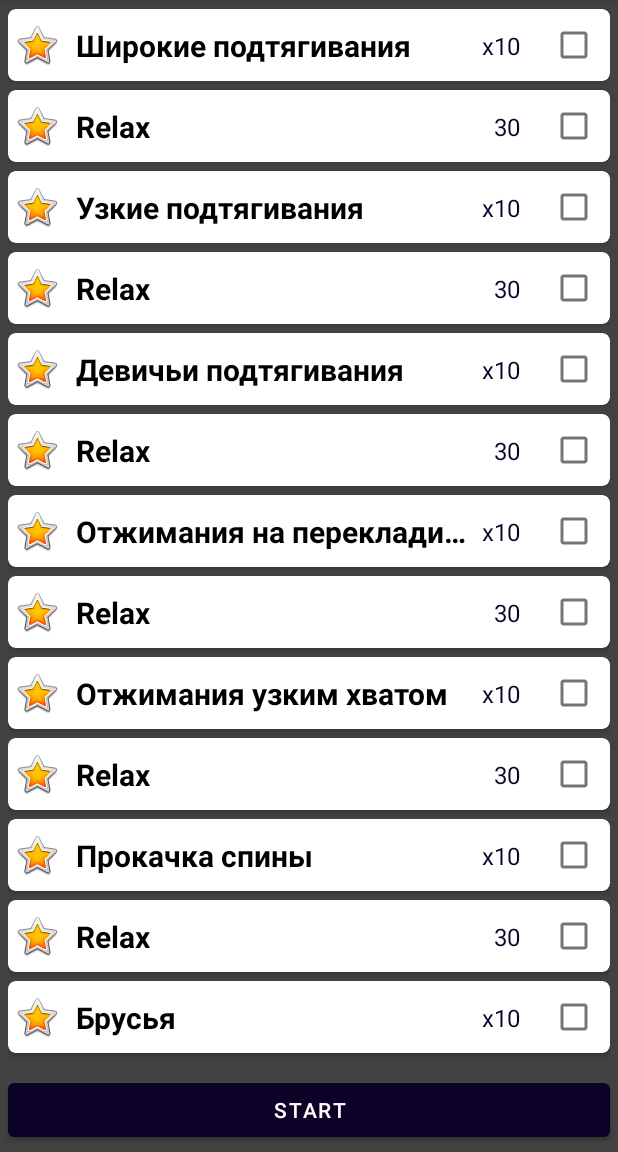
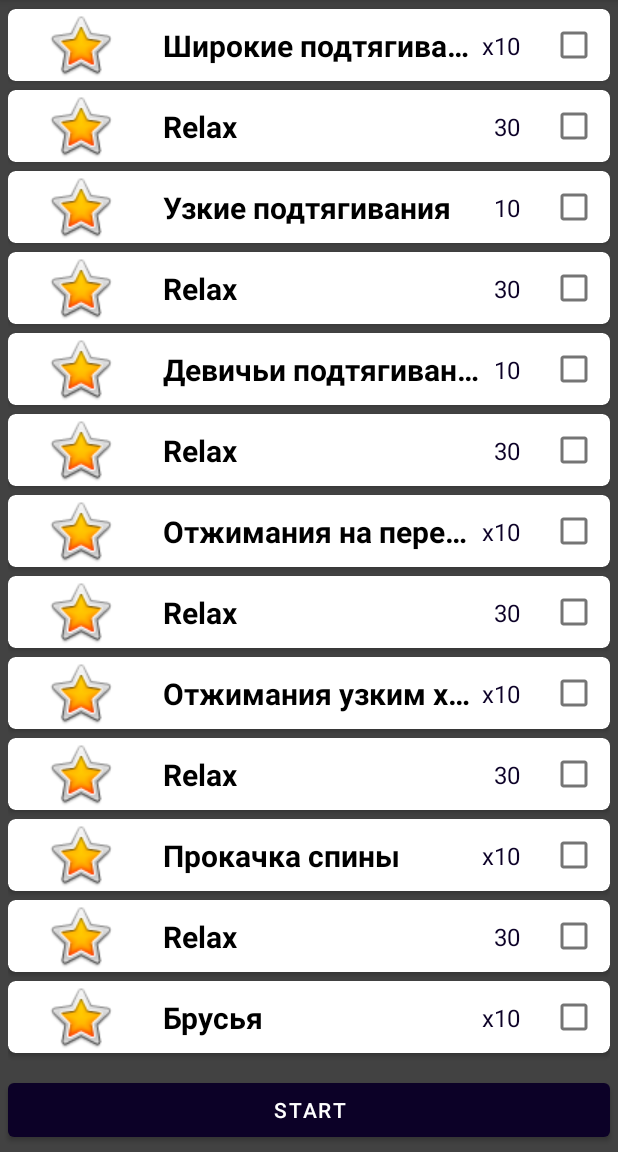
Before and after one commit to DT5GEN/Be_Better_Now, an Android app: the screen it shows after launch (MainActivity), after a tap on an icon or button, on a phone screen of 412 x 824 dp, the part 84-1236 px from its top. Run offline under Robolectric (Android 15) with nearby library versions, the phone set to English and light mode, and no system bars; libraries missing offline, so code that uses them is left out: pl.droidsonroids.gif; Roboto replaces fonts that are not available here; 1 statement that could not run was skipped.

Commit message:
set timer and fix color

```diff
--- a/app/src/main/res/layout/exercise_fragment.xml
+++ b/app/src/main/res/layout/exercise_fragment.xml
@@ -92,7 +92,7 @@
                 android:layout_height="wrap_content"
                 android:layout_margin="4dp"
                 android:text="TextView"
-                android:textColor="@color/material_dynamic_neutral10"
+                android:textColor="@color/teal_200"
                 android:textSize="20sp"
                 android:textStyle="bold" />
 
--- a/app/src/main/res/layout/exersise_list_item.xml
+++ b/app/src/main/res/layout/exersise_list_item.xml
@@ -11,12 +11,12 @@
 
     <androidx.constraintlayout.widget.ConstraintLayout
         android:layout_width="match_parent"
-        android:layout_height="match_parent">
+        android:layout_height="wrap_content">
 
         <ImageView
             android:id="@+id/exercise_list_item_image"
-            android:layout_width="wrap_content"
-            android:layout_height="wrap_content"
+            android:layout_width="90dp"
+            android:layout_height="0dp"
             android:layout_marginStart="3dp"
             app:layout_constraintBottom_toBottomOf="parent"
             app:layout_constraintStart_toStartOf="parent"
--- a/app/src/main/res/layout/preparatory_fragment.xml
+++ b/app/src/main/res/layout/preparatory_fragment.xml
@@ -12,7 +12,7 @@
         android:layout_height="wrap_content"
         android:layout_marginBottom="30dp"
         android:text="@string/waiting_message"
-        android:textColor="@color/material_dynamic_neutral90"
+        android:textColor="@color/blue_dark"
         android:textSize="60sp"
         android:textStyle="bold"
         app:layout_constraintBottom_toTopOf="@+id/preparatory_fragment_text_timer"
--- a/app/src/main/res/values/arrays.xml
+++ b/app/src/main/res/values/arrays.xml
@@ -2,13 +2,14 @@
 <resources>
     <string-array name="exercise">
         <item>Широкие подтягивания|x10|podtyag_width2.gif</item> ←!- 0 →
-        <item>Узкие подтягивания|x10|podtyag_narrow2.gif</item> ←!- 1 →
-        <item>Девичьи подтягивания|x10|woman_pull2.gif</item> ←!- 2 →
+        <item>Узкие подтягивания|10|podtyag_narrow2.gif</item> ←!- 1 →
+        <item>Девичьи подтягивания|10|woman_pull2.gif</item> ←!- 2 →
         <item>Отжимания на перекладине|x10|otjim_perekl2.gif</item> ←!- 3 →
         <item>Отжимания узким хватом|x10|narrow_otjim2.gif</item> ←!- 4 →
         <item>Прокачка спины|x10|kach_spinyi2.gif</item> ←!- 5 →
         <item>Брусья|x10|brusya2.gif</item> ←!- 6 →
-        <item>Relax|30|rest2.gif</item> ←!- 6 →
+        <item>Relax|30|rest2.gif</item> ←!- 7 →
+        <item>well done|30|rest2.gif</item> ←!- 8 →
     </string-array>
 
 
```
Also changed, not shown: app/src/main/java/com/deeppowercrew/bebetternow/fragments/ExerciseFragment.kt (+16 -6 lines), app/src/main/res/values-night/themes.xml (deleted, +0 -16 lines).
